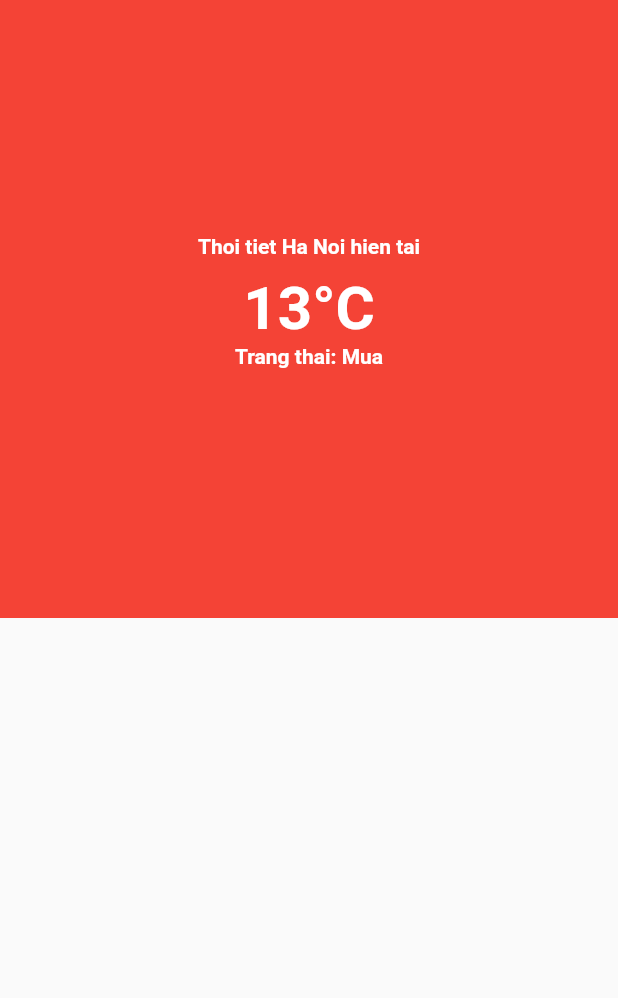
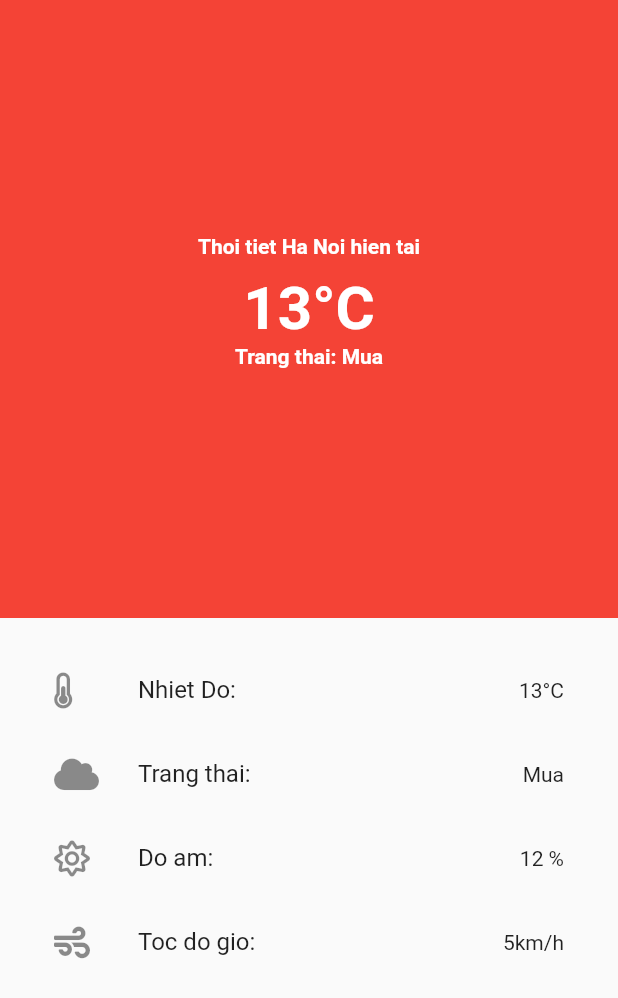
Before and after one commit to cocvu99/weather_appv, a Flutter app: the screen it shows after launch, on a phone screen of 412 x 824 dp. Shown: the top 998 px of the screen. Run offline on Flutter 3.47's test engine with Material 2 defaults, Android fonts, the light colour scheme and no system bars; our stand-ins replace font_awesome_flutter.

Commit message:
done 5/5 UI

```diff
--- a/lib/main.dart
+++ b/lib/main.dart
@@ -1,4 +1,7 @@
 import 'package:flutter/material.dart';
+import 'package:font_awesome_flutter/font_awesome_flutter.dart';
+import 'package:http/http.dart' as http;
+import 'dart:convert';
 
 void main() {
   runApp(const MyApp());
@@ -77,9 +80,41 @@ class _MyHomePageState extends State<MyHomePage> {
                     ),
                   ),
                 )
-
               ],
             ),
+          ),
+
+          Expanded(
+            child: Padding(
+              padding: EdgeInsets.all(20.0),
+              child: ListView(
+                children: <Widget> [
+                  ListTile(
+                    leading: FaIcon(FontAwesomeIcons.thermometerHalf),
+                    title: Text("Nhiet Do: "),
+                    trailing: Text("13" + "\u00B0" + "C"),
+                  ),
+
+                  ListTile(
+                    leading: FaIcon(FontAwesomeIcons.cloud),
+                    title: Text("Trang thai: "),
+                    trailing: Text("Mua"),
+                  ),
+
+                  ListTile(
+                    leading: FaIcon(FontAwesomeIcons.sun),
+                    title: Text("Do am: "),
+                    trailing: Text("12 " + "%"),
+                  ),
+
+                  ListTile(
+                    leading: FaIcon(FontAwesomeIcons.wind),
+                    title: Text("Toc do gio: "),
+                    trailing: Text("5" + "km/h"),
+                  ),
+                ],
+              ),
+              )
           )
         ],
       ),
--- a/pubspec.yaml
+++ b/pubspec.yaml
@@ -15,7 +15,7 @@ publish_to: 'none' # Remove this line if you wish to publish to pub.dev
 # In iOS, build-name is used as CFBundleShortVersionString while build-number used as CFBundleVersion.
 # Read more about iOS versioning at
 # https://developer.apple.com/library/archive/documentation/General/Reference/InfoPlistKeyReference/Articles/CoreFoundationKeys.html
-version: 1.0.0+1
+version: 0.1.0+1
 
 environment:
   sdk: ">=2.16.0-134.5.beta <3.0.0"
@@ -30,10 +30,11 @@ dependencies:
   flutter:
     sdk: flutter
 
-
   # The following adds the Cupertino Icons font to your application.
   # Use with the CupertinoIcons class for iOS style icons.
   cupertino_icons: ^1.0.2
+  font_awesome_flutter: ^9.2.0
+  http: ^0.13.4
 
 dev_dependencies:
   flutter_test:
```
Also changed, not shown: emulator version/22.02.21.ver0.1.0.jpg (added), pubspec.lock.
